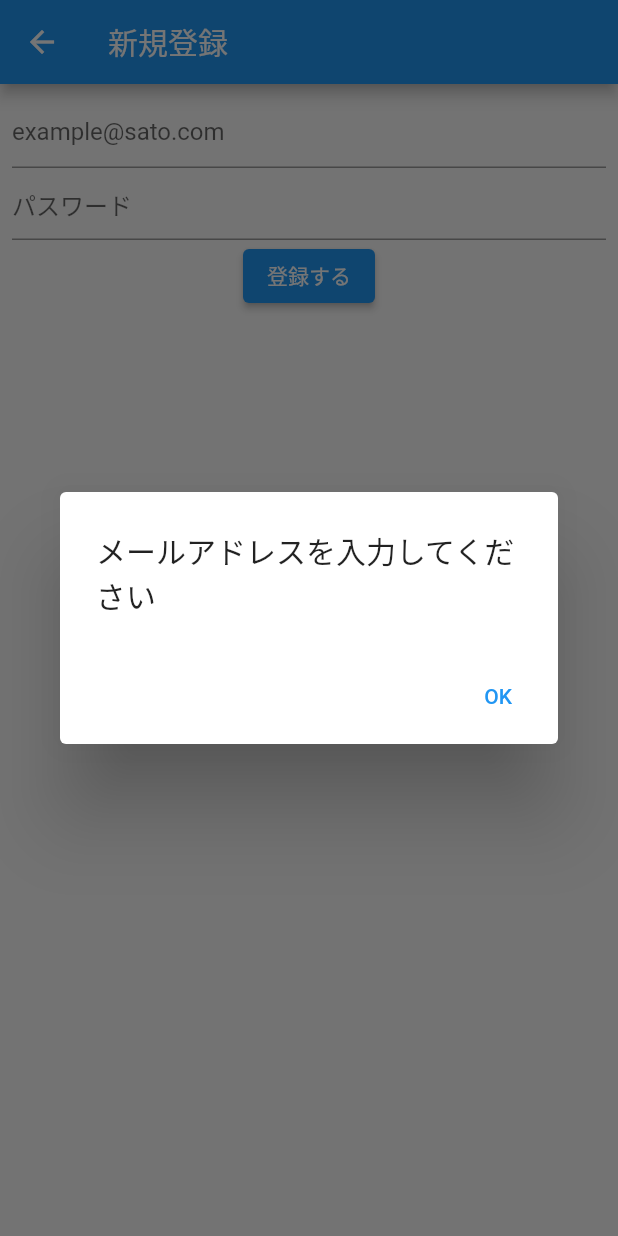
After one commit to YumaSato-ubi/flutter_sample, a Flutter app: the SignUpPage screen opened directly, after a tap on "登録する", on a phone screen of 412 x 824 dp. The commit adds this screen. Run offline on Flutter 3.47's test engine with Material 2 defaults, Android fonts, the phone set to English and light mode, and no system bars; our stand-ins replace cloud_firestore, firebase_auth, firebase_core; accounts and stored records are empty.

Commit message:
新規登録，ログインの追加

```diff
--- /dev/null
+++ b/lib/presentation/signup/signup_model.dart
@@ -0,0 +1,29 @@
+import 'package:cloud_firestore/cloud_firestore.dart';
+import 'package:firebase_auth/firebase_auth.dart';
+import 'package:flutter/cupertino.dart';
+
+class SignUpModel extends ChangeNotifier {
+  String mail = '';
+  String password = '';
+
+  final FirebaseAuth _auth = FirebaseAuth.instance;
+
+  Future signup() async {
+    if (mail.isEmpty) {
+      throw ('メールアドレスを入力してください');
+    }
+    if (password.isEmpty) {
+      throw ('パスワードを入力してください');
+    }
+    // todo
+    final User user = (await _auth.createUserWithEmailAndPassword(
+            email: mail, password: password))
+        .user;
+
+    final email = user.email;
+
+    FirebaseFirestore.instance.collection('login').add(
+      {'email': email, 'createdAt': Timestamp.now()},
+    );
+  }
+}
--- /dev/null
+++ b/lib/presentation/signup/signup_page.dart
@@ -0,0 +1,85 @@
+import 'package:cloud_firestore/cloud_firestore.dart';
+import 'package:flutter/cupertino.dart';
+import 'package:flutter/material.dart';
+import 'package:provider/provider.dart';
+import 'package:sample/presentation/signup/signup_model.dart';
+
+class SignUpPage extends StatelessWidget {
+  @override
+  Widget build(BuildContext context) {
+    final mailController = TextEditingController();
+    final passwordController = TextEditingController();
+
+    return ChangeNotifierProvider<SignUpModel>(
+      create: (_) => SignUpModel(),
+      child: Scaffold(
+        appBar: AppBar(
+          title: Text('新規登録'),
+        ),
+        body: Consumer<SignUpModel>(
+          builder: (context, model, child) {
+            return Padding(
+              padding: const EdgeInsets.all(8.0),
+              child: Column(
+                children: [
+                  TextField(
+                    decoration: InputDecoration(
+                      hintText: 'example@sato.com',
+                    ),
+                    controller: mailController,
+                    onChanged: (text) {
+                      model.mail = text;
+                    },
+                  ),
+                  TextField(
+                    decoration: InputDecoration(
+                      hintText: 'パスワード',
+                    ),
+                    obscureText: true,
+                    controller: passwordController,
+                    onChanged: (text) {
+                      model.password = text;
+                    },
+                  ),
+                  ElevatedButton(
+                    child: Text('登録する'),
+                    onPressed: () async {
+                      try {
+                        await model.signup();
+                        _showDialog(context, '登録しました！');
+                      } catch (e) {
+                        _showDialog(context, e.toString());
+                      }
+                    },
+                  ),
+                ],
+              ),
+            );
+          },
+        ),
+      ),
+    );
+  }
+
+  Future _showDialog(
+    BuildContext context,
+    String title,
+  ) {
+    showDialog<void>(
+      context: context,
+      builder: (BuildContext context) {
+        return AlertDialog(
+          title: Text(title),
+          actions: <Widget>[
+            TextButton(
+              child: Text('OK'),
+              onPressed: () {
+                Navigator.of(context).pop();
+              },
+            ),
+          ],
+        );
+      },
+    );
+  }
+}
--- a/pubspec.yaml
+++ b/pubspec.yaml
@@ -16,6 +16,7 @@ dependencies:
   firebase_core: ^1.1.1
   firebase_storage: ^8.0.6
   cloud_firestore: ^2.1.0
+  firebase_auth: ^1.1.4
 
 dev_dependencies:
   flutter_test:
```
Also changed, not shown: lib/presentation/login/login_model.dart (added, +26 -0 lines), lib/presentation/login/login_page.dart (added, +86 -0 lines), lib/presentation/main/main.dart (+12 -2 lines), pubspec.lock.
